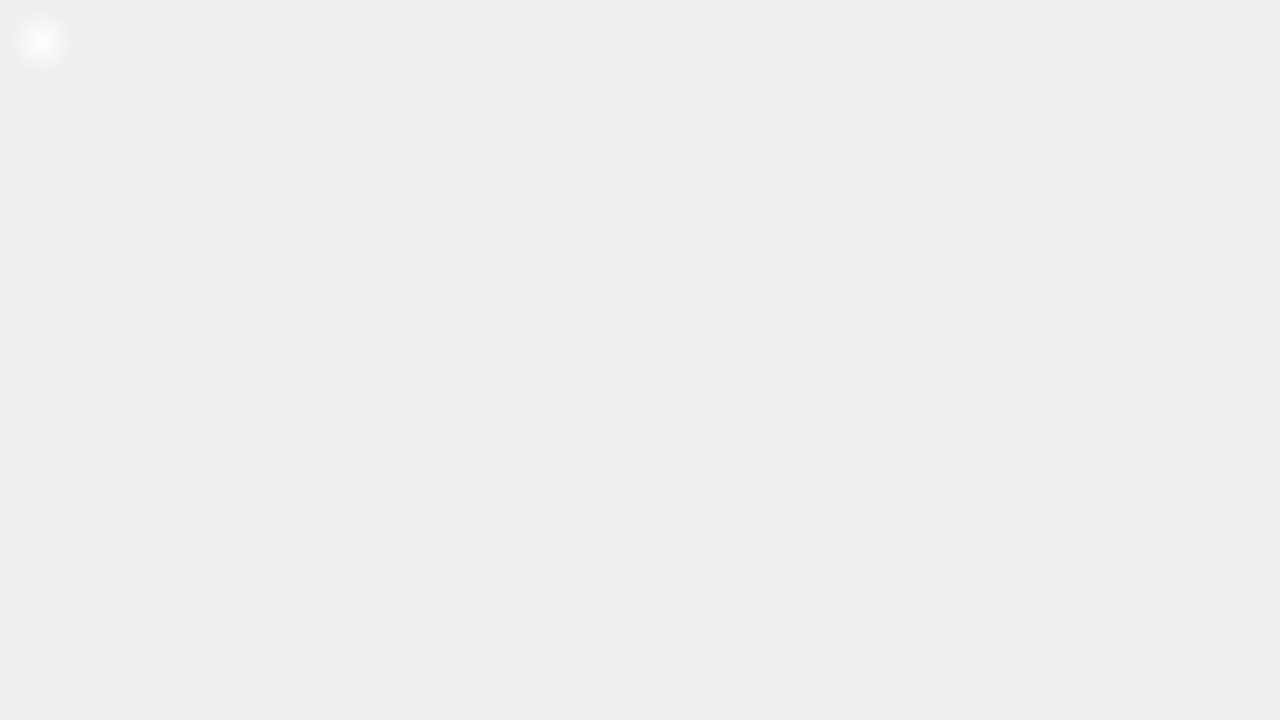
Qt form MorseCodeLearner/lessonwindow.ui (UofU-CS3505/cs3505-assignment9-the_tigers) before a commit.
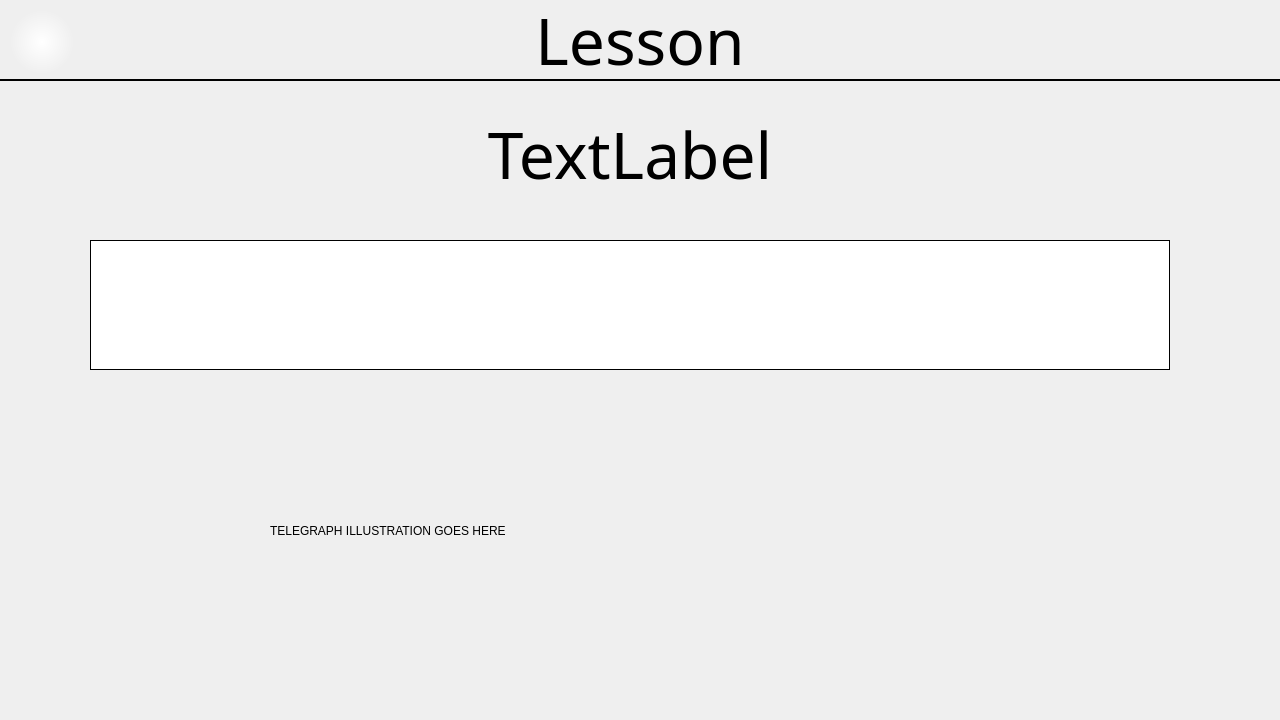
The same form after that commit.

What changed in the file:
```diff
--- a/MorseCodeLearner/lessonwindow.ui
+++ b/MorseCodeLearner/lessonwindow.ui
@@ -16,13 +16,13 @@
   <property name="styleSheet">
    <string notr="true">color: black;</string>
   </property>
-  <widget class="QPushButton" name="backButton">
+  <widget class="QFrame" name="headerFrame">
    <property name="geometry">
     <rect>
-     <x>10</x>
-     <y>10</y>
-     <width>64</width>
-     <height>64</height>
+     <x>0</x>
+     <y>0</y>
+     <width>1281</width>
+     <height>81</height>
     </rect>
    </property>
    <property name="cursor">
@@ -30,8 +30,172 @@
    </property>
    <property name="styleSheet">
     <string notr="true">border: none;
+border-bottom: 2px solid black;</string>
+   </property>
+   <property name="frameShape">
+    <enum>QFrame::Shape::NoFrame</enum>
+   </property>
+   <property name="frameShadow">
+    <enum>QFrame::Shadow::Sunken</enum>
+   </property>
+   <property name="lineWidth">
+    <number>1</number>
+   </property>
+   <widget class="QLabel" name="headerLabel">
+    <property name="geometry">
+     <rect>
+      <x>0</x>
+      <y>0</y>
+      <width>1280</width>
+      <height>81</height>
+     </rect>
+    </property>
+    <property name="font">
+     <font>
+      <family>Old London</family>
+      <pointsize>48</pointsize>
+     </font>
+    </property>
+    <property name="lineWidth">
+     <number>-1</number>
+    </property>
+    <property name="text">
+     <string>Lesson</string>
+    </property>
+    <property name="alignment">
+     <set>Qt::AlignmentFlag::AlignCenter</set>
+    </property>
+   </widget>
+   <widget class="QPushButton" name="backButton">
+    <property name="geometry">
+     <rect>
+      <x>10</x>
+      <y>10</y>
+      <width>64</width>
+      <height>64</height>
+     </rect>
+    </property>
+    <property name="cursor">
+     <cursorShape>PointingHandCursor</cursorShape>
+    </property>
+    <property name="focusPolicy">
+     <enum>Qt::FocusPolicy::ClickFocus</enum>
+    </property>
+    <property name="styleSheet">
+     <string notr="true">border: none;
 background-color: transparent;
 background: qradialgradient(spread:pad, cx:0.5, cy:0.5, radius:0.5, fx:0.5, fy:0.5, stop:0 rgba(255, 255, 255, 255), stop:1 rgba(255, 255, 255, 0));</string>
+    </property>
+    <property name="text">
+     <string/>
+    </property>
+   </widget>
+  </widget>
+  <widget class="QLabel" name="placeholderLabel">
+   <property name="geometry">
+    <rect>
+     <x>270</x>
+     <y>480</y>
+     <width>561</width>
+     <height>101</height>
+    </rect>
+   </property>
+   <property name="text">
+    <string>TELEGRAPH ILLUSTRATION GOES HERE</string>
+   </property>
+  </widget>
+  <widget class="QTextEdit" name="inputText">
+   <property name="enabled">
+    <bool>true</bool>
+   </property>
+   <property name="geometry">
+    <rect>
+     <x>90</x>
+     <y>240</y>
+     <width>1080</width>
+     <height>130</height>
+    </rect>
+   </property>
+   <property name="font">
+    <font>
+     <pointsize>64</pointsize>
+    </font>
+   </property>
+   <property name="cursor" stdset="0">
+    <cursorShape>PointingHandCursor</cursorShape>
+   </property>
+   <property name="focusPolicy">
+    <enum>Qt::FocusPolicy::ClickFocus</enum>
+   </property>
+   <property name="whatsThis">
+    <string>override morse input</string>
+   </property>
+   <property name="layoutDirection">
+    <enum>Qt::LayoutDirection::RightToLeft</enum>
+   </property>
+   <property name="autoFillBackground">
+    <bool>false</bool>
+   </property>
+   <property name="styleSheet">
+    <string notr="true">border: 1px solid black;
+background: qradialgradient(
+        cx:0.5, cy:0.5,
+        fx:0.5, fy:0.5,
+        radius:0.75,
+        stop:0 rgba(255, 255, 255, 255),
+        stop:0.7 rgba(255, 255, 255, 200),
+        stop:1 rgba(255, 255, 255, 0)
+    );</string>
+   </property>
+   <property name="frameShadow">
+    <enum>QFrame::Shadow::Sunken</enum>
+   </property>
+   <property name="lineWrapMode">
+    <enum>QTextEdit::LineWrapMode::WidgetWidth</enum>
+   </property>
+   <property name="readOnly">
+    <bool>true</bool>
+   </property>
+   <property name="acceptRichText">
+    <bool>false</bool>
+   </property>
+   <property name="cursorWidth">
+    <number>3</number>
+   </property>
+   <property name="placeholderText">
+    <string/>
+   </property>
+  </widget>
+  <widget class="QLabel" name="problemText">
+   <property name="geometry">
+    <rect>
+     <x>90</x>
+     <y>110</y>
+     <width>1080</width>
+     <height>130</height>
+    </rect>
+   </property>
+   <property name="font">
+    <font>
+     <family>JMH Typewriter</family>
+     <pointsize>48</pointsize>
+    </font>
+   </property>
+   <property name="text">
+    <string>TextLabel</string>
+   </property>
+   <property name="alignment">
+    <set>Qt::AlignmentFlag::AlignHCenter|Qt::AlignmentFlag::AlignTop</set>
+   </property>
+  </widget>
+  <widget class="QLabel" name="flashIndicator">
+   <property name="geometry">
+    <rect>
+     <x>90</x>
+     <y>390</y>
+     <width>58</width>
+     <height>61</height>
+    </rect>
    </property>
    <property name="text">
     <string/>
```
Left out of the diff: 3 changed lines with no effect on the pictures.
